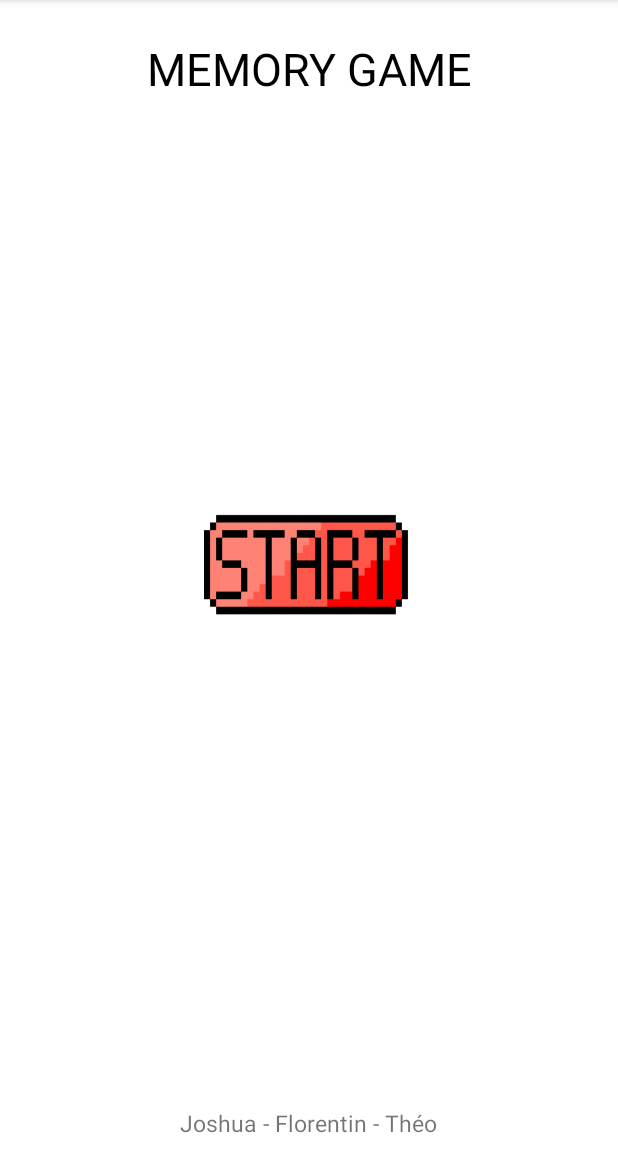
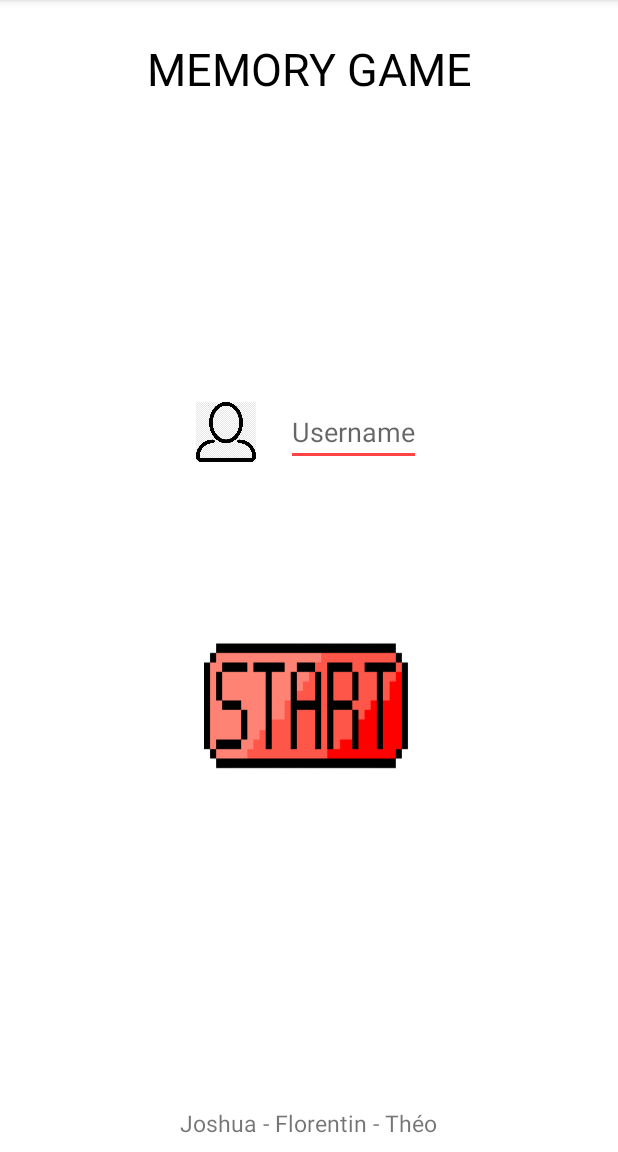
Before and after one commit to JoshuaMontreuil/Android_Project_B3, an Android app: the screen it shows after launch (MainActivity), on a phone screen of 412 x 824 dp, the part 84-1236 px from its top. Run offline under Robolectric (Android 15) with nearby library versions, the phone set to English and light mode, and no system bars.

Commit message:
username

```diff
--- a/app/src/main/java/com/example/project/MainActivity.java
+++ b/app/src/main/java/com/example/project/MainActivity.java
@@ -3,19 +3,37 @@ package com.example.project;
 import androidx.appcompat.app.AppCompatActivity;
 
 import android.content.Intent;
+import android.content.SharedPreferences;
 import android.os.Bundle;
 import android.view.View;
+import android.widget.EditText;
 import android.widget.ImageButton;
+import android.widget.TextView;
+import android.widget.Toast;
 
 public class MainActivity extends AppCompatActivity implements View.OnClickListener{
 
     private ImageButton start = null;
+
+    private EditText username;
+    private SharedPreferences prefs;
+    private SharedPreferences.Editor editor;
 
     @Override
     protected void onCreate(Bundle savedInstanceState) {
         super.onCreate(savedInstanceState);
         setContentView(R.layout.activity_main);
         start = findViewById(R.id.start_button);
+        username = (EditText) findViewById(R.id.editUsername);
+        prefs = getSharedPreferences("MY_PREFS_NAME",MODE_PRIVATE);
+        editor = prefs.edit();
+    }
+
+    @Override
+    protected void onStart() {
+        super.onStart();
+        editor.putString("NAME", username.getText().toString());
+        editor.apply();
     }
 
     @Override
@@ -26,8 +44,11 @@ public class MainActivity extends AppCompatActivity implements View.OnClickListe
 
     @Override
     public void onClick(View v) {
-        Intent intent = new Intent(MainActivity.this,MemoryActivity.class);
-        startActivity(intent);
+        if (username.getText().toString().isEmpty()){
+            Toast.makeText(getApplicationContext(), "Enter your Username", Toast.LENGTH_SHORT).show();
+        } else {
+            Intent intent = new Intent(MainActivity.this,MemoryActivity.class);
+            startActivity(intent);
+        }
     }
-
 }
--- a/app/src/main/res/layout/activity_main.xml
+++ b/app/src/main/res/layout/activity_main.xml
@@ -7,6 +7,7 @@
     tools:context=".MainActivity">
 
     <TextView
+        android:id="@+id/TextViewTitle"
         android:layout_width="wrap_content"
         android:layout_height="wrap_content"
         android:text="@string/home_text"
@@ -18,19 +19,58 @@
         android:layout_marginTop="25dp">
     </TextView>
 
+
+
     <LinearLayout
         android:id="@+id/middleLayout"
         android:layout_width="match_parent"
         android:layout_height="0dp"
         android:background="@color/white"
-        android:orientation="horizontal"
+        android:orientation="vertical"
         app:layout_constraintHeight_default="percent"
-        app:layout_constraintHeight_percent="0.2"
+        app:layout_constraintHeight_percent="0.5"
         app:layout_constraintLeft_toLeftOf="parent"
         app:layout_constraintRight_toRightOf="parent"
         app:layout_constraintBottom_toBottomOf="parent"
         app:layout_constraintTop_toTopOf="parent"
         android:gravity="center">
+
+        <LinearLayout
+            android:layout_width="wrap_content"
+            android:layout_height="match_parent"
+            android:layout_weight="1"
+            android:orientation="horizontal"
+            android:gravity="center">
+            <LinearLayout
+                android:layout_width="wrap_content"
+                android:layout_height="wrap_content"
+                android:layout_marginRight="20dp">
+                <ImageView
+                    android:layout_width="40dp"
+                    android:layout_height="40dp"
+                    android:src="@drawable/username">
+                </ImageView>
+            </LinearLayout>
+            <LinearLayout
+                android:layout_width="wrap_content"
+                android:layout_height="wrap_content"
+                android:layout_weight="1">
+
+                <EditText
+                    android:id="@+id/editUsername"
+                    android:layout_width="wrap_content"
+                    android:layout_height="wrap_content"
+                    android:backgroundTint="@android:color/holo_red_light"
+                    android:gravity="center"
+                    android:hint="Username"
+                    tools:ignore="TouchTargetSizeCheck" />
+            </LinearLayout>
+        </LinearLayout>
+
+        <LinearLayout
+            android:layout_width="match_parent"
+            android:layout_height="match_parent"
+            android:layout_weight="1">
             <ImageButton
                 android:id="@+id/start_button"
                 android:layout_width="wrap_content"
@@ -38,6 +78,9 @@
                 android:background="@drawable/start"
                 tools:ignore="SpeakableTextPresentCheck">
             </ImageButton>
+        </LinearLayout>
+
+
     </LinearLayout>
 
     <LinearLayout
@@ -51,6 +94,7 @@
         app:layout_constraintBottom_toBottomOf="parent"
         android:gravity="center">
         <TextView
+            android:id="@+id/textTEST"
             android:layout_width="wrap_content"
             android:layout_height="wrap_content"
             android:text="@string/authors"
--- a/app/src/main/res/values/strings.xml
+++ b/app/src/main/res/values/strings.xml
@@ -15,7 +15,7 @@
     <string name="hello_first_fragment">Hello first fragment</string>
     <string name="hello_second_fragment">Hello second fragment. Arg: %1$s</string>
     <!-- TODO: Remove or change this placeholder text -->
-    <string name="chronoInfo">BRAVO ! YOU\'VE DONE IT IN :\n12'225''12</string>
+    <string name="chronoInfo">BRAVO !</string>
     <string name="ScoreBoardHead_username">USERNAME</string>
     <string name="ScoreBoardHead_Score">HIGHEST SCORE</string>
 </resources>
```
Also changed, not shown: app/src/main/res/drawable-v24/username.png (added). Lines whose indentation alone changed are shown as unchanged.
